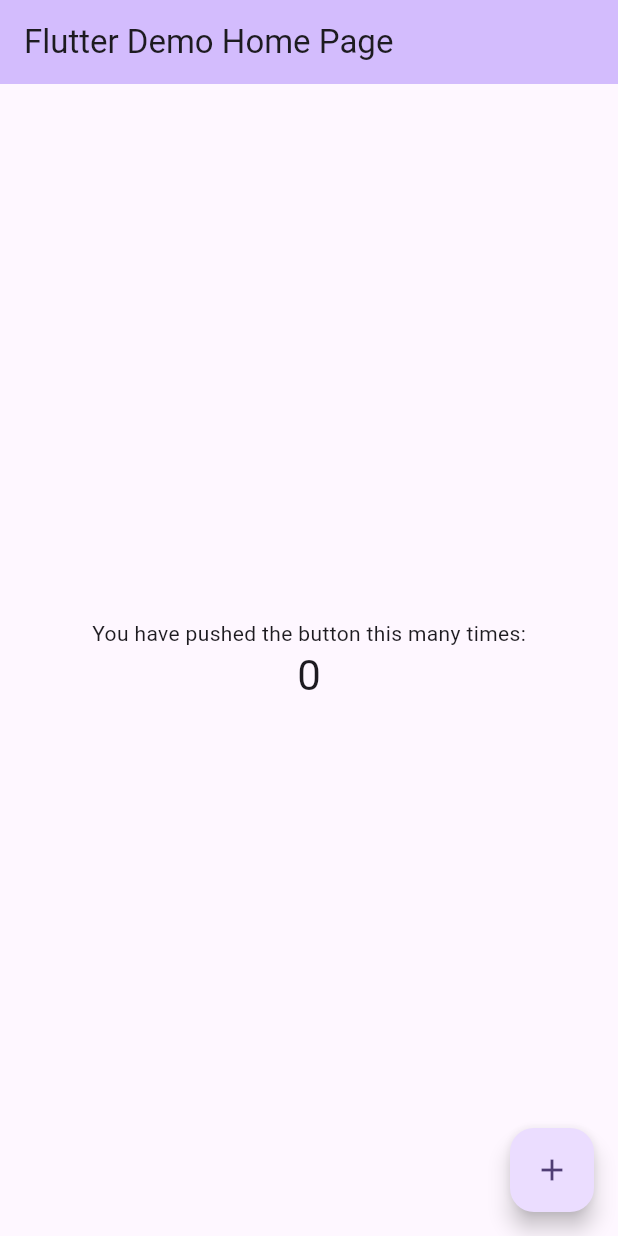
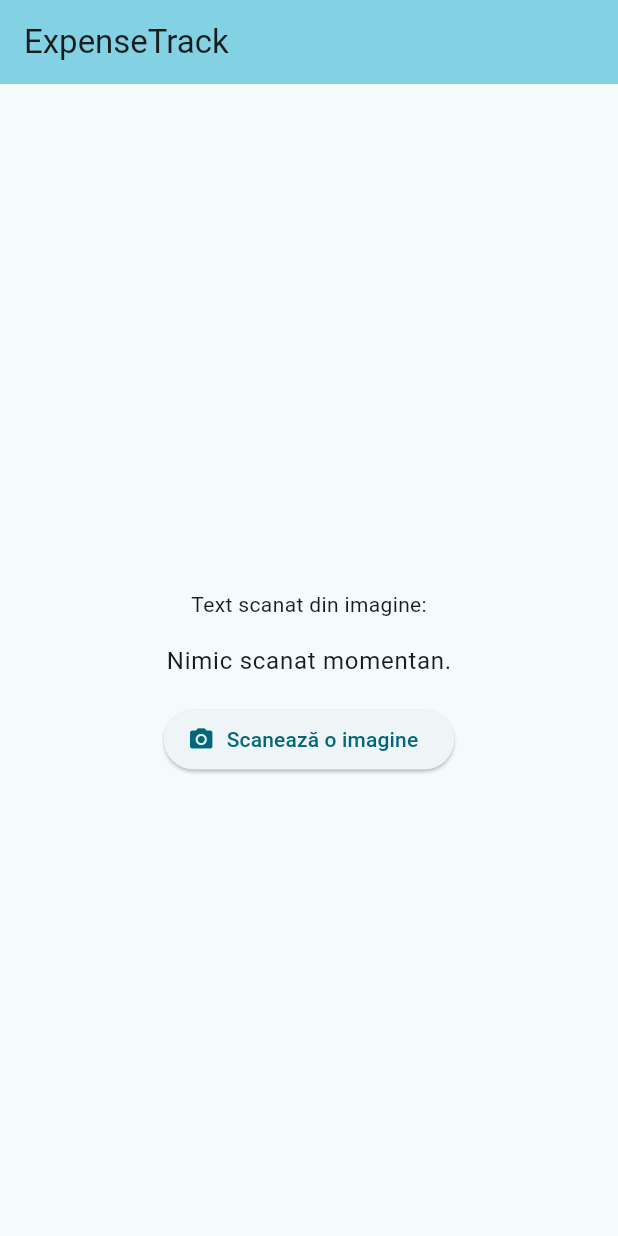
Before and after one commit to anca26/FinanceApp, a Flutter app: the screen it shows after launch, on a phone screen of 412 x 824 dp. Run offline on Flutter 3.47's test engine with Material 3 defaults, Android fonts, the light colour scheme and no system bars; our stand-ins replace image_picker.

Commit message:
input_showing
Am facut un server flask separat unde se extrage textul cu tesseract, si trimit cu un post in flutter UI

```diff
--- a/expense_app/lib/main.dart
+++ b/expense_app/lib/main.dart
@@ -1,4 +1,8 @@
 import 'package:flutter/material.dart';
+import 'package:image_picker/image_picker.dart';
+import 'package:http/http.dart' as http;
+import 'dart:convert';
+
 
 void main() {
   runApp(const MyApp());
@@ -11,26 +15,11 @@
   @override
   Widget build(BuildContext context) {
     return MaterialApp(
-      title: 'Flutter Demo',
+      title: 'ExpenseTrack',
       theme: ThemeData(
-        // This is the theme of your application.
-        //
-        // TRY THIS: Try running your application with "flutter run". You'll see
-        // the application has a purple toolbar. Then, without quitting the app,
-        // try changing the seedColor in the colorScheme below to Colors.green
-        // and then invoke "hot reload" (save your changes or press the "hot
-        // reload" button in a Flutter-supported IDE, or press "r" if you used
-        // the command line to start the app).
-        //
-        // Notice that the counter didn't reset back to zero; the application
-        // state is not lost during the reload. To reset the state, use hot
-        // restart instead.
-        //
-        // This works for code too, not just values: Most code changes can be
-        // tested with just a hot reload.
-        colorScheme: ColorScheme.fromSeed(seedColor: Colors.deepPurple),
+        colorScheme: ColorScheme.fromSeed(seedColor: const Color.fromARGB(255, 48, 122, 137)),
       ),
-      home: const MyHomePage(title: 'Flutter Demo Home Page'),
+      home: const MyHomePage(title: 'ExpenseTrack'),
     );
   }
 }
@@ -54,69 +43,71 @@
 }
 
 class _MyHomePageState extends State<MyHomePage> {
-  int _counter = 0;
+  String _ocrText = "Nimic scanat momentan.";
 
-  void _incrementCounter() {
-    setState(() {
-      // This call to setState tells the Flutter framework that something has
-      // changed in this State, which causes it to rerun the build method below
-      // so that the display can reflect the updated values. If we changed
-      // _counter without calling setState(), then the build method would not be
-      // called again, and so nothing would appear to happen.
-      _counter++;
-    });
+  Future<void> scanReceipt() async {
+    final picker = ImagePicker();
+    final pickedFile = await picker.pickImage(source: ImageSource.gallery);
+
+    if (pickedFile != null) {
+      final uri = Uri.parse("http://10.0.2.2:5000/scan"); // folosește IP local dacă e pe telefon
+      final request = http.MultipartRequest("POST", uri);
+      request.files.add(await http.MultipartFile.fromPath("image", pickedFile.path));
+
+      final response = await request.send();
+      final responseBody = await response.stream.bytesToString();
+
+      if (response.statusCode == 200) {
+        final decoded = jsonDecode(responseBody);
+        setState(() {
+          _ocrText = decoded['text'] ?? "Text gol.";
+        });
+      } else {
+        setState(() {
+          _ocrText = "Eroare server: ${response.statusCode}";
+        });
+      }
+    } else {
+      setState(() {
+        _ocrText = "Nu a fost selectată nicio imagine.";
+      });
+    }
   }
 
   @override
   Widget build(BuildContext context) {
-    // This method is rerun every time setState is called, for instance as done
-    // by the _incrementCounter method above.
-    //
+
     // The Flutter framework has been optimized to make rerunning build methods
     // fast, so that you can just rebuild anything that needs updating rather
     // than having to individually change instances of widgets.
     return Scaffold(
       appBar: AppBar(
-        // TRY THIS: Try changing the color here to a specific color (to
-        // Colors.amber, perhaps?) and trigger a hot reload to see the AppBar
-        // change color while the other colors stay the same.
         backgroundColor: Theme.of(context).colorScheme.inversePrimary,
         // Here we take the value from the MyHomePage object that was created by
         // the App.build method, and use it to set our appbar title.
         title: Text(widget.title),
       ),
       body: Center(
-        // Center is a layout widget. It takes a single child and positions it
-        // in the middle of the parent.
         child: Column(
-          // Column is also a layout widget. It takes a list of children and
-          // arranges them vertically. By default, it sizes itself to fit its
-          // children horizontally, and tries to be as tall as its parent.
-          //
-          // Column has various properties to control how it sizes itself and
-          // how it positions its children. Here we use mainAxisAlignment to
-          // center the children vertically; the main axis here is the vertical
-          // axis because Columns are vertical (the cross axis would be
-          // horizontal).
-          //
-          // TRY THIS: Invoke "debug painting" (choose the "Toggle Debug Paint"
-          // action in the IDE, or press "p" in the console), to see the
-          // wireframe for each widget.
           mainAxisAlignment: MainAxisAlignment.center,
           children: <Widget>[
-            const Text('You have pushed the button this many times:'),
-            Text(
-              '$_counter',
-              style: Theme.of(context).textTheme.headlineMedium,
+            const SizedBox(height: 30),
+            const Text('Text scanat din imagine:'),
+            Padding(
+            padding: const EdgeInsets.all(16.0),
+            child: Text(
+              _ocrText,
+              style: Theme.of(context).textTheme.bodyLarge,
             ),
+          ),
+          ElevatedButton.icon(
+          onPressed: scanReceipt,
+          icon: const Icon(Icons.camera_alt),
+          label: const Text("Scanează o imagine"),
+          ),
           ],
         ),
       ),
-      floatingActionButton: FloatingActionButton(
-        onPressed: _incrementCounter,
-        tooltip: 'Increment',
-        child: const Icon(Icons.add),
-      ), // This trailing comma makes auto-formatting nicer for build methods.
     );
   }
 }
--- a/expense_app/pubspec.yaml
+++ b/expense_app/pubspec.yaml
@@ -30,6 +30,11 @@ environment:
 dependencies:
   flutter:
     sdk: flutter
+  image_picker: ^1.0.7 # For picking receipt images
+  http: ^1.2.0 # For sending images to backend
+  sqflite: ^2.3.0 # Local database for storing expenses
+  fl_chart: ^0.65.0 # Beautiful charts for analytics
+
 
   # The following adds the Cupertino Icons font to your application.
   # Use with the CupertinoIcons class for iOS style icons.
```
Also changed, not shown: expense_app/pubspec.lock, 7 other files.
